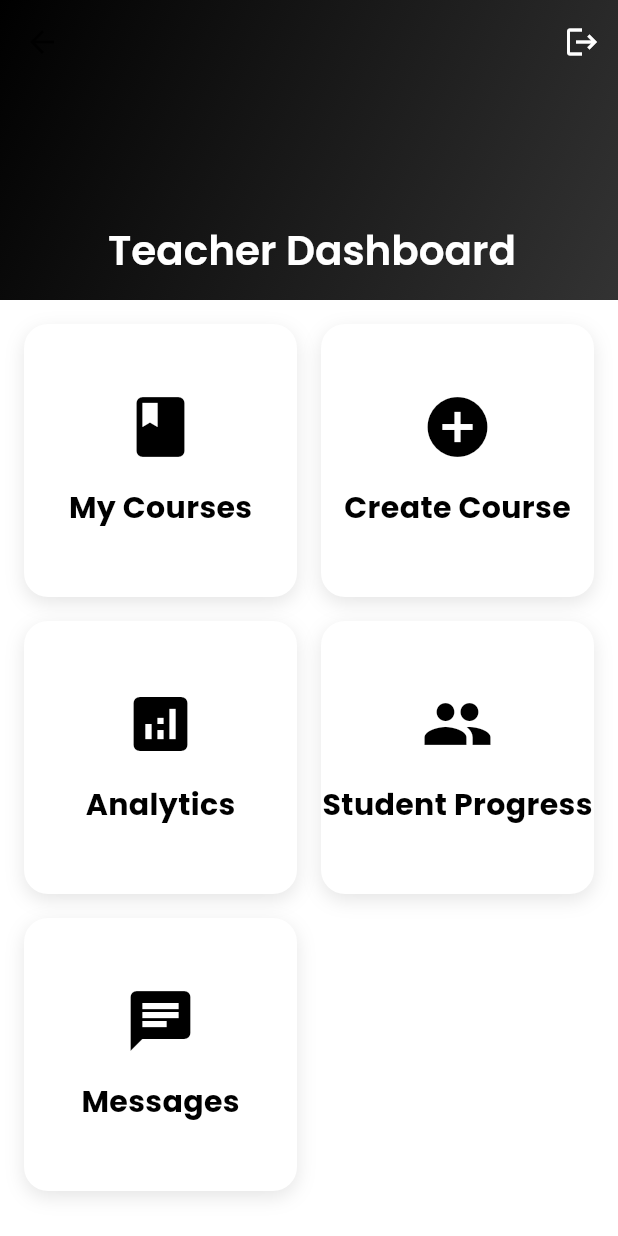
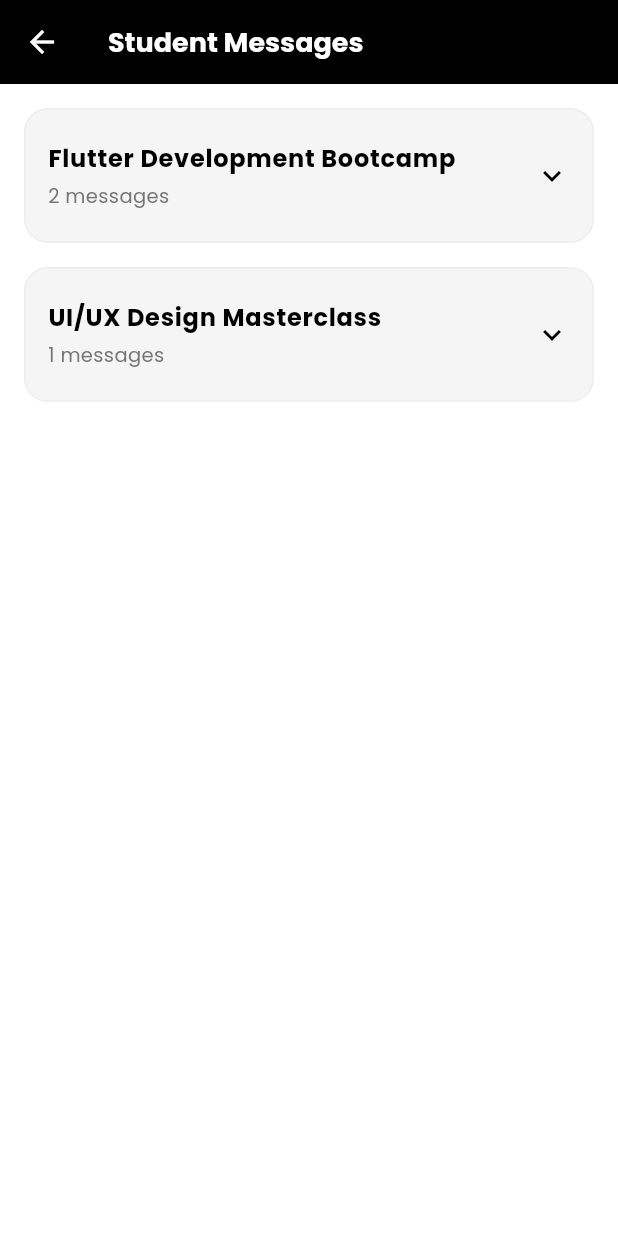
Before and after one commit to immangoc/flutter_elearning_app, a Flutter app: the TeacherHomeScreen screen opened by its route, after a tap on "Messages", on a phone screen of 412 x 824 dp. Run offline on Flutter 3.47's test engine with Material 3 defaults, Android fonts, the phone set to English and light mode, and no system bars; our stand-ins replace bloc, cached_network_image, chewie, equatable, flutter_bloc, get and 5 more; accounts and stored records are empty.

Commit message:
add chat list screen and integrate into teacher home

```diff
--- a/lib/routes/app_routes.dart
+++ b/lib/routes/app_routes.dart
@@ -1,4 +1,5 @@
 import 'package:e_learning/main_screen.dart';
+import 'package:e_learning/view/chat/chat_list_screen.dart';
 import 'package:e_learning/view/course/course_list/course_list_screen.dart';
 import 'package:e_learning/view/course/lesson_screen/lesson_screen.dart';
 import 'package:e_learning/view/home/home_screen.dart';
@@ -45,6 +46,8 @@ class AppRoutes {
   // Teacher
   static const String teacherHome = '/teacher/home';
   static const String myCourses = '/teacher/courses';
+  static const String teacherChats = '/teacher/chats';
+
 
   static Route<dynamic> onGenerateRoute(RouteSettings settings) {
     switch (settings.name) {
@@ -78,6 +81,9 @@ class AppRoutes {
 
       case teacherHome:
         return MaterialPageRoute(builder: (_) => const TeacherHomeScreen());
+
+      case teacherChats:
+        return MaterialPageRoute(builder: (_) => const ChatListScreen());
 
       case myCourses:
         return MaterialPageRoute(builder: (_) => const MyCoursesScreen());
--- a/lib/routes/route_pages.dart
+++ b/lib/routes/route_pages.dart
@@ -2,6 +2,7 @@ import 'package:e_learning/main_screen.dart';
 import 'package:e_learning/models/quiz_attempt.dart';
 import 'package:e_learning/view/auth/forgot_password_screen.dart';
 import 'package:e_learning/view/auth/login_screen.dart';
+import 'package:e_learning/view/chat/chat_list_screen.dart';
 import 'package:e_learning/view/course/course_list/course_list_screen.dart';
 import 'package:e_learning/view/course/lesson_screen/lesson_screen.dart';
 import 'package:e_learning/view/course/payment/payment_screen.dart';
@@ -90,5 +91,7 @@ class AppPages {
     GetPage(name: AppRoutes.teacherHome, page: () => const TeacherHomeScreen()),
 
     GetPage(name: AppRoutes.myCourses, page: () => const MyCoursesScreen()),
+
+    GetPage(name: AppRoutes.teacherChats, page: () => const ChatListScreen()),
   ];
 }
--- /dev/null
+++ b/lib/view/chat/chat_list_screen.dart
@@ -0,0 +1,106 @@
+import 'package:e_learning/core/theme/app_color.dart';
+import 'package:e_learning/models/chat_message.dart';
+import 'package:e_learning/services/dummy_data_service.dart';
+import 'package:e_learning/view/chat/widgets/chat_tile.dart';
+import 'package:flutter/material.dart';
+import 'package:get/get.dart';
+
+class ChatListScreen extends StatelessWidget {
+  const ChatListScreen({super.key});
+
+  @override
+  Widget build(BuildContext context) {
+    return Scaffold(
+      backgroundColor: AppColors.lightBackground,
+      appBar: AppBar(
+        backgroundColor: AppColors.primary,
+        elevation: 0,
+        leading: IconButton(
+          onPressed: () => Get.back(),
+          icon: const Icon(Icons.arrow_back, color: AppColors.accent),
+        ),
+        title: const Text(
+          'Student Messages',
+          style: TextStyle(color: Colors.white, fontWeight: FontWeight.bold),
+        ),
+      ),
+      body: StreamBuilder<List<ChatMessage>>(
+        stream: DummyDataService.getTeacherChats('inst_1'),
+        builder: (context, snapshot) {
+          if (!snapshot.hasData) {
+            return const Center(child: CircularProgressIndicator());
+          }
+          final chatsByCourse = DummyDataService.getTeacherChatsByCourse(
+            'inst_1',
+          );
+
+          return ListView.builder(
+            padding: const EdgeInsets.all(16),
+            itemCount: chatsByCourse.length,
+            itemBuilder: (context, index) {
+              final courseId = chatsByCourse.keys.elementAt(index);
+              final courseChats = chatsByCourse[courseId]!;
+              final course = DummyDataService.getCourseById(courseId);
+              return Card(
+                elevation: 0,
+                margin: EdgeInsets.only(bottom: 16),
+                shape: RoundedRectangleBorder(
+                  borderRadius: BorderRadius.circular(16),
+                  side: BorderSide(color: Colors.grey.shade200),
+                ),
+                child: Theme(
+                  data: Theme.of(
+                    context,
+                  ).copyWith(dividerColor: Colors.transparent),
+                  child: ExpansionTile(
+                    tilePadding: const EdgeInsets.symmetric(
+                      horizontal: 16,
+                      vertical: 8,
+                    ),
+                    title: Text(
+                      course.title,
+                      style: const TextStyle(
+                        fontWeight: FontWeight.bold,
+                        color: AppColors.primary,
+                      ),
+                    ),
+                    subtitle: Padding(
+                      padding: const EdgeInsets.only(top: 4),
+                      child: Text(
+                        '${courseChats.length} messages',
+                        style: TextStyle(color: Colors.grey[600], fontSize: 13),
+                      ),
+                    ),
+                    children: courseChats.map((chat) {
+                      final studentProgress = DummyDataService
+                          .studentProgress['inst_1']
+                          ?.firstWhere(
+                            (progress) => progress.studentId == chat.senderId,
+                            orElse: () => StudentProgress(
+                              studentId: chat.senderId,
+                              studentName: 'Unknow Student',
+                              courseId: chat.courseId,
+                              courseName: 'Unknow Course',
+                              progress: 0,
+                              lastActive: DateTime.now(),
+                              quizScores: [],
+                              completedLessons: 0,
+                              totalLessons: 0,
+                              averageTimePerLesson: 0,
+                            ),
+                          );
+                      return ChatTile(
+                        lastMessage: chat,
+                        studentName: studentProgress?.studentName,
+                      );
+                    }).toList(),
+                  ),
+                ),
+              );
+            },
+          );
+        },
+      ),
+    );
+  }
+}
--- a/lib/view/teacher/teacher_home_screen.dart
+++ b/lib/view/teacher/teacher_home_screen.dart
@@ -73,7 +73,7 @@ class TeacherHomeScreen extends StatelessWidget {
                 DashboardCard(
                   title: 'Messages',
                   icon: Icons.chat,
-                  onTap: () {},
+                  onTap: () => Get.toNamed(AppRoutes.teacherChats),
                 ),
               ]),
               gridDelegate: const SliverGridDelegateWithFixedCrossAxisCount(
```
Also changed, not shown: lib/view/chat/widgets/chat_tile.dart (added, +80 -0 lines).
